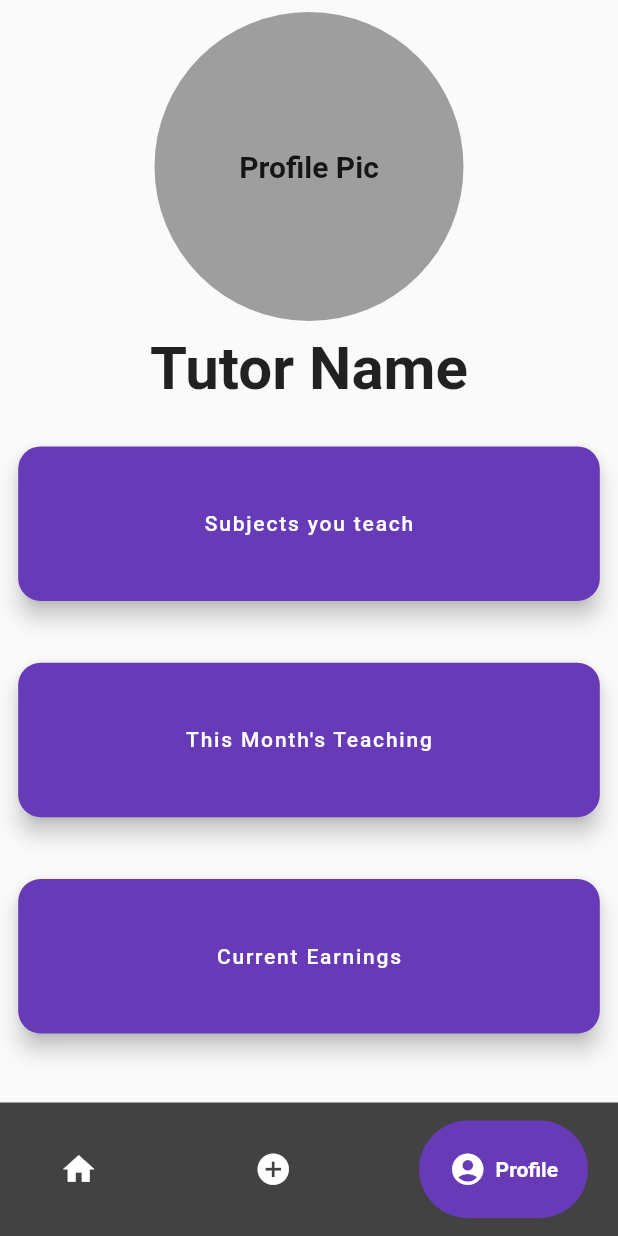
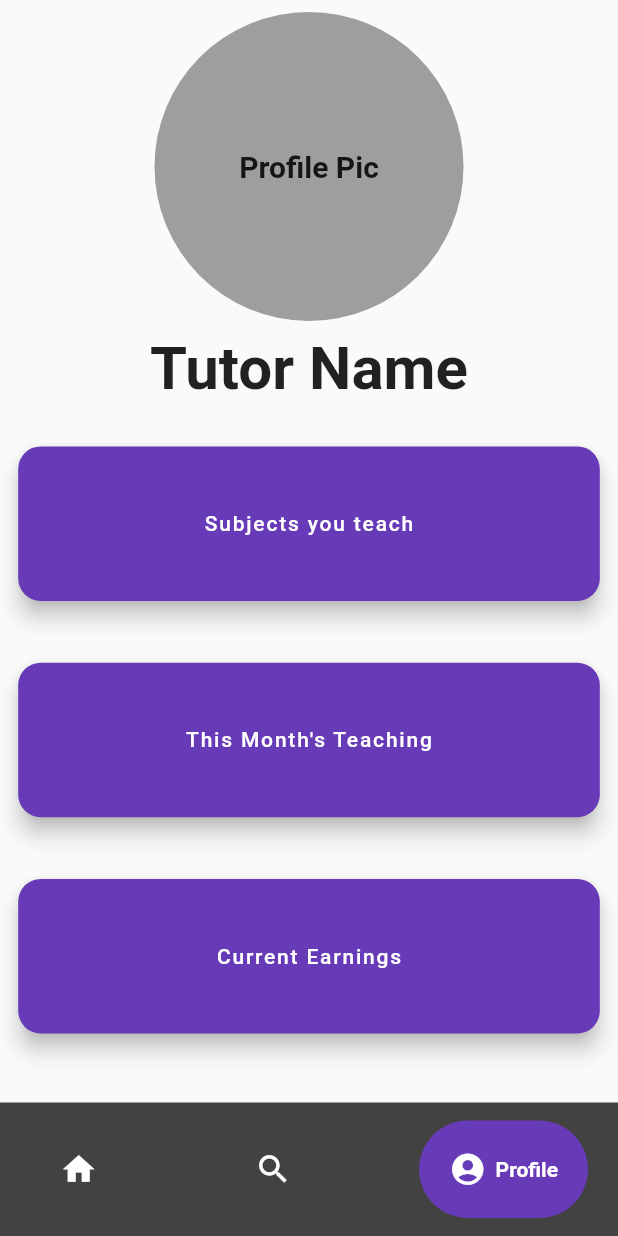
Before and after one commit to Studios-Async/TMS_Application, a Flutter app: the TutorNavBar screen opened directly, item 3 of the bottom bar chosen, on a phone screen of 412 x 824 dp. Run offline on Flutter 3.47's test engine with Material 2 defaults, Android fonts, the phone set to English and light mode, and no system bars; drawn by our look-alikes of google_nav_bar; our stand-ins replace firebase_core, flutter_feather_icons, lottie, table_calendar; accounts and stored records are empty.

Commit message:
codes and navbar

```diff
--- a/lib/general_screens/Admin/Utilities/admin_navbar.dart
+++ b/lib/general_screens/Admin/Utilities/admin_navbar.dart
@@ -1,4 +1,5 @@
 import 'package:flutter/material.dart';
+import 'package:flutter_feather_icons/flutter_feather_icons.dart';
 import 'package:google_nav_bar/google_nav_bar.dart';
 import 'package:tms/general_screens/Admin/admin_home.dart';
 import 'package:tms/general_screens/Admin/admin_profile.dart';
@@ -83,7 +84,7 @@ class _AdminNavBarState extends State<AdminNavBar> {
                 text: "Home",
               ),
               GButton(
-                icon: Icons.add_circle,
+                icon: FeatherIcons.userCheck,
                 text: "Accounts",
               ),
               GButton(
--- a/lib/general_screens/Tutor/Utilities/tutor_navbar.dart
+++ b/lib/general_screens/Tutor/Utilities/tutor_navbar.dart
@@ -81,8 +81,8 @@ class _TutorNavBarState extends State<TutorNavBar> {
                 text: "Home",
               ),
               GButton(
-                icon: Icons.add_circle,
-                text: "Add Lesson",
+                icon: Icons.search,
+                text: "See Requests",
               ),
               GButton(
                 icon: Icons.account_circle,
```
